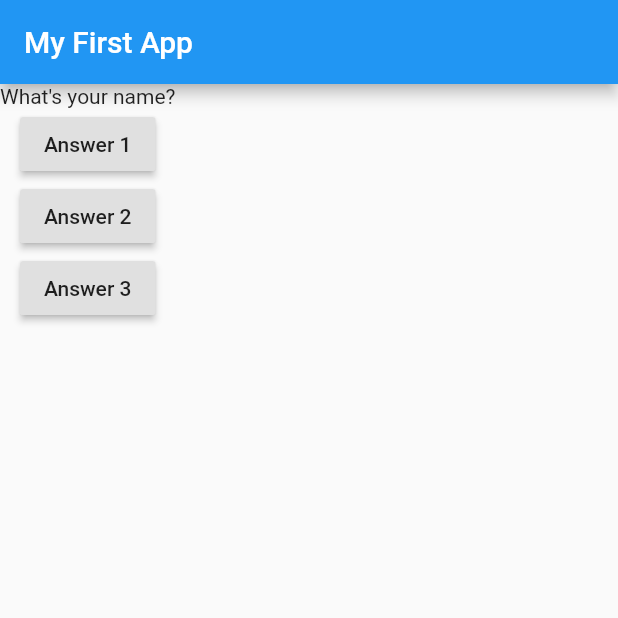
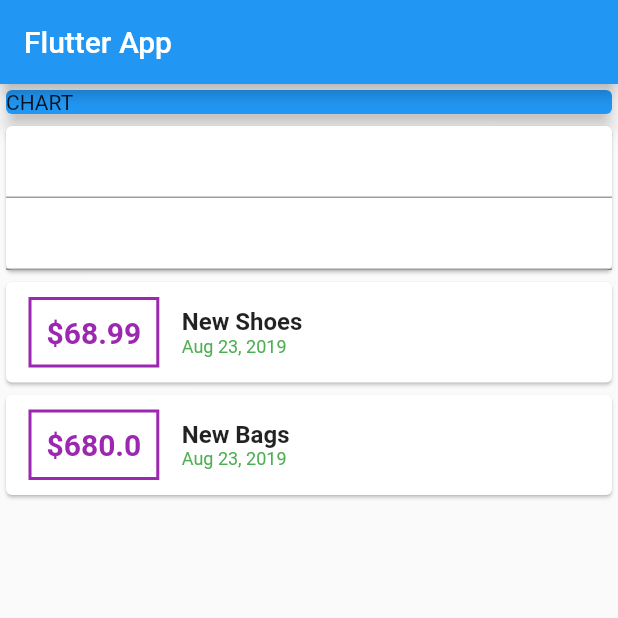
Before and after one commit to klever34/Flutter-Basics, a Flutter app: the screen it shows after launch, on a phone screen of 412 x 824 dp, the top half of it. Run offline on Flutter 3.47's test engine with Material 2 defaults, Android fonts, the phone set to English and light mode, and no system bars.

Commit message:
started expense calculator project

```diff
--- a/lib/main.dart
+++ b/lib/main.dart
@@ -1,24 +1,95 @@
 import 'package:flutter/material.dart';
+import './transaction.dart';
+import 'package:intl/intl.dart';
 
 void main() => runApp(MyApp());
 
 class MyApp extends StatelessWidget {
-  var questionIndex = 0;
-  void answerQuestion(){
-    questionIndex = questionIndex + 1;
-    print(questionIndex);
-  }
   @override
   Widget build(BuildContext context) {
-    var questions = ['What\'s your name?', 'What\'s favorite animal?'];
-    return MaterialApp(home: Scaffold(
-      appBar: AppBar(title: Text('My First App'),),
-      body: Column(children: [
-        Text(questions[questionIndex]),
-        RaisedButton(child: Text('Answer 1'), onPressed: answerQuestion,),
-        RaisedButton(child: Text('Answer 2'), onPressed: () => 'Answer 2',),
-        RaisedButton(child: Text('Answer 3'), onPressed: answerQuestion,)
-      ],),
-    ),);
+    return MaterialApp(
+      title: 'Flutter App',
+      home: MyHomePage(),
+    );
   }
 }
+
+class MyHomePage extends StatelessWidget {
+  final List<Transaction> transactions = [
+    Transaction(
+        id: '1', title: 'New Shoes', amount: 68.99, date: DateTime.now()),
+    Transaction(id: '2', title: 'New Bags', amount: 680, date: DateTime.now())
+  ];
+  @override
+  Widget build(BuildContext context) {
+    return Scaffold(
+        appBar: AppBar(
+          title: Text('Flutter App'),
+        ),
+        body: Column(
+          children: <Widget>[
+            Container(
+              width: double.infinity,
+              child: Card(
+                child: Text('CHART'),
+                color: Colors.blue,
+                elevation: 5,
+              ),
+            ),
+            Card(
+              child: Column(
+                children: <Widget>[
+                  TextField(),
+                  TextField(),
+                ],
+              ),
+            ),
+            Column(
+              children: transactions.map((tx) {
+                return Card(
+                  child: Row(
+                    children: <Widget>[
+                      Container(
+                        margin: EdgeInsets.symmetric(
+                          vertical: 10,
+                          horizontal: 15,
+                        ),
+                        decoration: BoxDecoration(
+                            border: Border.all(
+                          color: Colors.purple,
+                          width: 2,
+                        )),
+                        padding: EdgeInsets.all(10),
+                        child: Text(
+                          '\$${tx.amount}',
+                          style: TextStyle(
+                              fontWeight: FontWeight.bold,
+                              fontSize: 20,
+                              color: Colors.purple),
+                        ),
+                      ),
+                      Column(
+                        crossAxisAlignment: CrossAxisAlignment.start,
+                        children: <Widget>[
+                          Text(
+                            tx.title,
+                            style: TextStyle(
+                              fontSize: 16,
+                              fontWeight: FontWeight.bold,
+                            ),
+                          ),
+                          Text(
+                            DateFormat.yMMMd().format(tx.date),
+                            style: TextStyle(fontSize: 12, color: Colors.green),
+                          )
+                        ],
+                      )
+                    ],
+                  ),
+                );
+              }).toList(),
+            )
+          ],
+        ));
+  }
+}
--- /dev/null
+++ b/lib/transaction.dart
@@ -0,0 +1,14 @@
+import 'package:flutter/foundation.dart';
+
+class Transaction {
+  final String id;
+  final String title;
+  final double amount;
+  final DateTime date;
+
+  Transaction(
+      {@required this.id,
+      @required this.title,
+      @required this.amount,
+      @required this.date});
+}
--- a/pubspec.yaml
+++ b/pubspec.yaml
@@ -19,6 +19,7 @@ environment:
 dependencies:
   flutter:
     sdk: flutter
+  intl: ^0.15.8
 
   # The following adds the Cupertino Icons font to your application.
   # Use with the CupertinoIcons class for iOS style icons.
```
Also changed, not shown: pubspec.lock, 2 other files.
